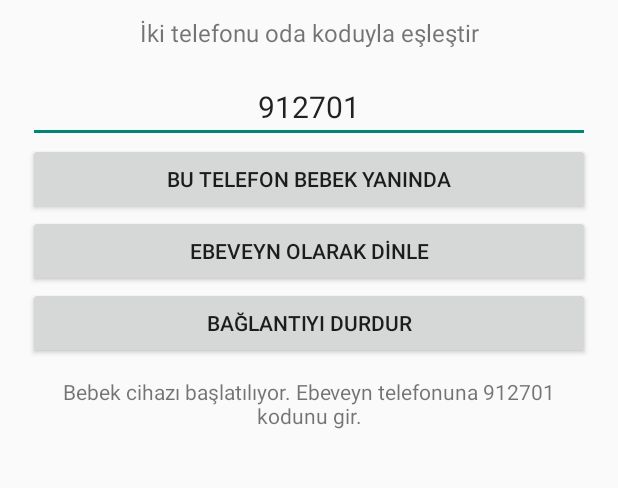
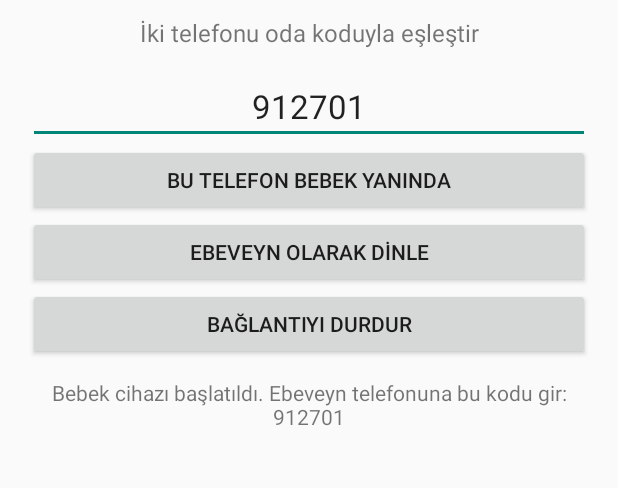
Before and after one commit to seyithand970-ui/EZG-BABY-TALK, an Android app: the screen it shows after launch (MainActivity), after a tap on "BU TELEFON BEBEK YANINDA", on a phone screen of 412 x 824 dp, the part 431-919 px from its top. Run offline under Robolectric (Android 15) with nearby library versions, the phone set to English and light mode, and no system bars; 2 statements that could not run were skipped.

Commit message:
Add room pairing screen and role selection

```diff
--- a/app/src/main/java/com/ezg/babytalk/MainActivity.kt
+++ b/app/src/main/java/com/ezg/babytalk/MainActivity.kt
@@ -11,50 +11,41 @@ import android.widget.Button
 import android.widget.EditText
 import android.widget.LinearLayout
 import android.widget.TextView
-import android.widget.Toast
 import java.security.SecureRandom
 
 class MainActivity : Activity() {
-    private lateinit var room: EditText
+    private lateinit var code: EditText
     private lateinit var status: TextView
-    private var selectedRole = "baby"
-
+    private var role = "baby"
     override fun onCreate(savedInstanceState: Bundle?) {
         super.onCreate(savedInstanceState)
-        val root = LinearLayout(this).apply { orientation = LinearLayout.VERTICAL; gravity = Gravity.CENTER; setPadding(28, 28, 28, 28) }
-        val title = TextView(this).apply { text = "EZG BABY TALK"; textSize = 28f; gravity = Gravity.CENTER }
-        val subtitle = TextView(this).apply { text = "İki telefonu oda koduyla eşleştir"; textSize = 16f; gravity = Gravity.CENTER; setPadding(0, 16, 0, 22) }
-        room = EditText(this).apply { hint = "6 haneli oda kodu"; textSize = 20f; gravity = Gravity.CENTER; inputType = 2; setSingleLine(true); filters = arrayOf(android.text.InputFilter.LengthFilter(6)) }
-        val baby = Button(this).apply { text = "BU TELEFON BEBEK YANINDA"; isAllCaps = false }
-        val parent = Button(this).apply { text = "EBEVEYN OLARAK DİNLE"; isAllCaps = false }
-        val stop = Button(this).apply { text = "BAĞLANTIYI DURDUR"; isAllCaps = false }
-        status = TextView(this).apply { text = "Bebek telefonunda kod oluştur; ebeveyn telefonuna aynı kodu gir."; textSize = 14f; gravity = Gravity.CENTER; setPadding(0, 18, 0, 0) }
-        baby.setOnClickListener { selectedRole = "baby"; val code = (100000 + SecureRandom().nextInt(900000)).toString(); room.setText(code); startMonitor() }
-        parent.setOnClickListener { selectedRole = "parent"; if (room.text.toString().length != 6) { room.error = "6 haneli kodu gir" } else startMonitor() }
-        stop.setOnClickListener { stopService(Intent(this, MonitorService::class.java)); status.text = "Bağlantı durduruldu." }
-        root.addView(title); root.addView(subtitle); root.addView(room); root.addView(baby); root.addView(parent); root.addView(stop); root.addView(status)
-        setContentView(root)
+        val layout = LinearLayout(this).apply { orientation = 1; gravity = Gravity.CENTER; setPadding(28,28,28,28) }
+        layout.addView(TextView(this).apply { text = "EZG BABY TALK"; textSize = 28f; gravity = Gravity.CENTER })
+        layout.addView(TextView(this).apply { text = "İki telefonu oda koduyla eşleştir"; textSize = 16f; gravity = Gravity.CENTER; setPadding(0,16,0,20) })
+        code = EditText(this).apply { hint = "6 haneli oda kodu"; textSize = 22f; gravity = Gravity.CENTER; inputType = 2; filters = arrayOf(android.text.InputFilter.LengthFilter(6)) }
+        status = TextView(this).apply { text = "Bebek telefonunda kod oluştur; ebeveyn telefonuna aynı kodu gir."; gravity = Gravity.CENTER; setPadding(0,18,0,0) }
+        layout.addView(code)
+        layout.addView(Button(this).apply { text = "BU TELEFON BEBEK YANINDA"; setOnClickListener { role="baby"; code.setText((100000+SecureRandom().nextInt(900000)).toString()); startMonitor() } })
+        layout.addView(Button(this).apply { text = "EBEVEYN OLARAK DİNLE"; setOnClickListener { role="parent"; if(code.text.length!=6) code.error="6 haneli kodu gir" else startMonitor() } })
+        layout.addView(Button(this).apply { text = "BAĞLANTIYI DURDUR"; setOnClickListener { stopService(Intent(this@MainActivity, MonitorService::class.java)); status.text="Bağlantı durduruldu." } })
+        layout.addView(status)
+        setContentView(layout)
     }
-
     private fun startMonitor() {
-        val permissions = mutableListOf(Manifest.permission.RECORD_AUDIO)
-        if (Build.VERSION.SDK_INT >= 33) permissions.add(Manifest.permission.POST_NOTIFICATIONS)
-        val missing = permissions.filter { checkSelfPermission(it) != PackageManager.PERMISSION_GRANTED }
+        val needed = mutableListOf(Manifest.permission.RECORD_AUDIO)
+        if (Build.VERSION.SDK_INT >= 33) needed.add(Manifest.permission.POST_NOTIFICATIONS)
+        val missing = needed.filter { checkSelfPermission(it) != PackageManager.PERMISSION_GRANTED }
         if (missing.isNotEmpty()) { requestPermissions(missing.toTypedArray(), 41); return }
-        launchService()
+        launch()
     }
-
-    private fun launchService() {
-        val code = room.text.toString()
-        val intent = Intent(this, MonitorService::class.java).putExtra("role", selectedRole).putExtra("room", code)
-        if (Build.VERSION.SDK_INT >= 26) startForegroundService(intent) else startService(intent)
-        status.text = if (selectedRole == "baby") "Bebek cihazı başlatılıyor. Ebeveyn telefonuna $code kodunu gir." else "Ebeveyn cihazı başlatılıyor. Bağlantı bekleniyor."
-        Toast.makeText(this, "EZG BABY TALK başlatıldı", Toast.LENGTH_SHORT).show()
+    private fun launch() {
+        val i=Intent(this,MonitorService::class.java).putExtra("role",role).putExtra("room",code.text.toString())
+        if(Build.VERSION.SDK_INT>=26) startForegroundService(i) else startService(i)
+        status.text=if(role=="baby") "Bebek cihazı başlatıldı. Ebeveyn telefonuna bu kodu gir: ${code.text}" else "Ebeveyn cihazı başlatıldı. Bebek telefonu bekleniyor."
     }
-
-    override fun onRequestPermissionsResult(requestCode: Int, permissions: Array<out String>, grantResults: IntArray) {
-        super.onRequestPermissionsResult(requestCode, permissions, grantResults)
-        if (requestCode == 41 && grantResults.isNotEmpty() && grantResults[0] == PackageManager.PERMISSION_GRANTED) launchService()
-        else status.text = "Mikrofon izni olmadan ses aktarımı yapılamaz."
+    override fun onRequestPermissionsResult(requestCode:Int, permissions:Array<out String>, grantResults:IntArray) {
+        super.onRequestPermissionsResult(requestCode,permissions,grantResults)
+        if(requestCode==41 && grantResults.isNotEmpty() && grantResults[0]==PackageManager.PERMISSION_GRANTED) launch()
+        else status.text="Mikrofon izni gerekli."
     }
 }
```
